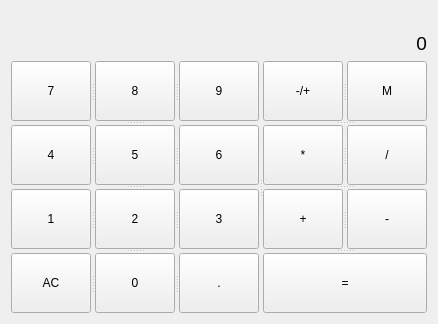
Old version of the form calculator.ui in the repository boubkerbellahna/Qt6-calculator.
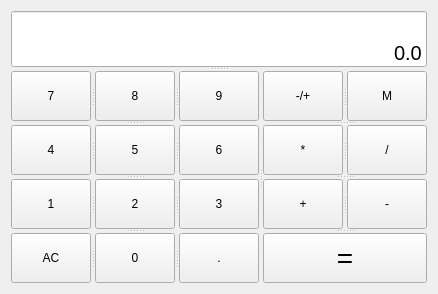
New version of the form. Icons and pictures are not drawn.

Diff of the .ui file:
```diff
--- a/calculator.ui
+++ b/calculator.ui
@@ -6,8 +6,8 @@
    <rect>
     <x>0</x>
     <y>0</y>
-    <width>425</width>
-    <height>324</height>
+    <width>424</width>
+    <height>294</height>
    </rect>
   </property>
   <property name="windowTitle">
@@ -18,47 +18,36 @@
     <normaloff>:/icons/AppIcon.png</normaloff>:/icons/AppIcon.png</iconset>
   </property>
   <layout class="QVBoxLayout" name="verticalLayout">
-   <item>
-    <widget class="QLabel" name="label">
-     <property name="font">
-      <font>
-       <pointsize>10</pointsize>
-      </font>
-     </property>
-     <property name="layoutDirection">
-      <enum>Qt::RightToLeft</enum>
-     </property>
-     <property name="text">
-      <string/>
-     </property>
-     <property name="alignment">
-      <set>Qt::AlignBottom|Qt::AlignRight|Qt::AlignTrailing</set>
-     </property>
-    </widget>
-   </item>
-   <item>
-    <widget class="QLabel" name="lineEdit">
-     <property name="font">
-      <font>
-       <pointsize>14</pointsize>
-      </font>
-     </property>
-     <property name="layoutDirection">
-      <enum>Qt::RightToLeft</enum>
-     </property>
-     <property name="text">
-      <string>0</string>
-     </property>
-     <property name="alignment">
-      <set>Qt::AlignBottom|Qt::AlignRight|Qt::AlignTrailing</set>
-     </property>
-    </widget>
-   </item>
    <item>
     <widget class="QSplitter" name="splitter_11">
      <property name="orientation">
       <enum>Qt::Vertical</enum>
      </property>
+     <widget class="QLineEdit" name="lineEdit">
+      <property name="minimumSize">
+       <size>
+        <width>0</width>
+        <height>49</height>
+       </size>
+      </property>
+      <property name="font">
+       <font>
+        <pointsize>15</pointsize>
+       </font>
+      </property>
+      <property name="layoutDirection">
+       <enum>Qt::RightToLeft</enum>
+      </property>
+      <property name="text">
+       <string>0.0</string>
+      </property>
+      <property name="alignment">
+       <set>Qt::AlignBottom|Qt::AlignRight|Qt::AlignTrailing</set>
+      </property>
+      <property name="readOnly">
+       <bool>true</bool>
+      </property>
+     </widget>
      <widget class="QSplitter" name="splitter_10">
       <property name="orientation">
        <enum>Qt::Horizontal</enum>
@@ -314,7 +303,7 @@
         </property>
         <property name="font">
          <font>
-          <pointsize>9</pointsize>
+          <pointsize>21</pointsize>
          </font>
         </property>
         <property name="text">
```
Left out of the diff: 8 changed lines with no effect on the pictures.
